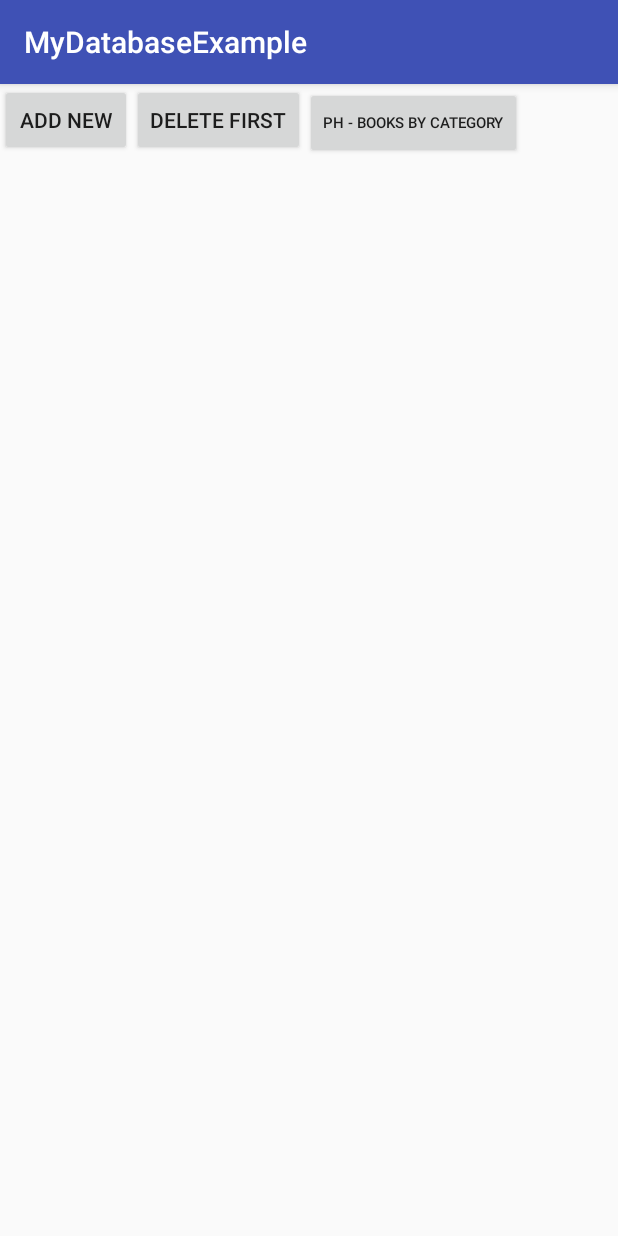
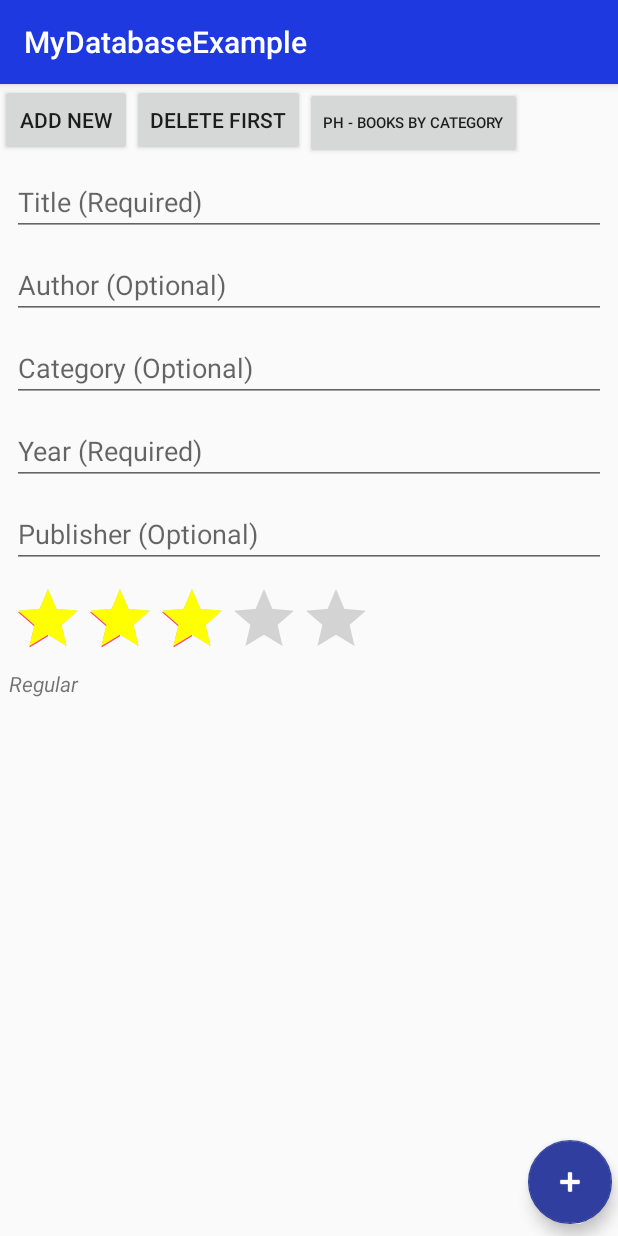
Before and after one commit to cagoncevatt/IDI_Android, an Android app: the screen it shows after launch (MainActivity), after a tap on "ADD NEW", on a phone screen of 412 x 824 dp. Run offline under Robolectric (Android 15) with nearby library versions, the phone set to English and light mode, and no system bars.

Commit message:
- Many changes, handle it!

```diff
--- a/app/build.gradle
+++ b/app/build.gradle
@@ -24,5 +24,6 @@ dependencies {
     compile 'com.android.support:appcompat-v7:22.2.1'
     compile 'com.android.support:recyclerview-v7:22.2.1'
     compile 'com.android.support:support-v4:22.2.1'
+    compile 'com.android.support:design:22.2.1'
     testCompile 'junit:junit:4.12'
 }
--- /dev/null
+++ b/app/src/main/java/com/example/pr_idi/mydatabaseexample/AddBookFragment.java
@@ -0,0 +1,168 @@
+package com.example.pr_idi.mydatabaseexample;
+
+
+import android.animation.ObjectAnimator;
+import android.app.Activity;
+import android.os.Bundle;
+import android.app.Fragment;
+import android.app.FragmentTransaction;
+import android.view.KeyEvent;
+import android.view.LayoutInflater;
+import android.view.View;
+import android.view.ViewGroup;
+import android.view.animation.Animation;
+import android.view.animation.AnimationUtils;
+import android.widget.EditText;
+import android.widget.RatingBar;
+import android.widget.TextView;
+
+import java.util.ArrayList;
+
+
+public class AddBookFragment extends Fragment {
+    public static final String ADD_BOOK_TITLE = "AddBook_Title";
+    public static final String ADD_BOOK_HIDDEN = "AddBook_Hidden";
+    public static final String ADD_BOOK_AUTHOR = "AddBook_Author";
+    public static final String ADD_BOOK_PUBLISHER = "AddBook_Publisher";
+    public static final String ADD_BOOK_YEAR = "AddBook_Year";
+    public static final String ADD_BOOK_PE = "AddBook_PersonalEvaluation";
+    public static final String ADD_BOOK_CATEGORY = "AddBook_Category";
+
+    private BookData mBookData;
+
+    public AddBookFragment() {
+        // Required empty public constructor
+    }
+
+    @Override
+    public void onActivityCreated(Bundle savedInstanceState) {
+        super.onActivityCreated(savedInstanceState);
+
+        Activity parent = getActivity();
+
+        if (savedInstanceState != null) {
+            // Restore taking values form the bundle, need to make constant keys for them
+
+            ((EditText)parent.findViewById(R.id.editTextTitle)).setText(savedInstanceState.getString(ADD_BOOK_TITLE));
+            ((EditText)parent.findViewById(R.id.editTextAuthor)).setText(savedInstanceState.getString(ADD_BOOK_AUTHOR));
+            ((EditText)parent.findViewById(R.id.editTextCategory)).setText(savedInstanceState.getString(ADD_BOOK_CATEGORY));
+            ((EditText)parent.findViewById(R.id.editTextPublisher)).setText(savedInstanceState.getString(ADD_BOOK_PUBLISHER));
+            ((EditText)parent.findViewById(R.id.editTextYear)).setText(savedInstanceState.getString(ADD_BOOK_YEAR));
+        }
+        else {
+            RatingBar peRatingBar = (RatingBar) getActivity().findViewById(R.id.ratingBarPersonalEvaluation);
+            peRatingBar.setOnRatingBarChangeListener(new RatingBar.OnRatingBarChangeListener() {
+                @Override
+                public void onRatingChanged(RatingBar ratingBar, float rating, boolean fromUser) {
+                    TextView t = (TextView) getActivity().findViewById(R.id.textViewPersonalEvaluation);
+
+                    switch ((int) rating) {
+                        case 1:
+                            t.setText("Very Bad");
+                            break;
+
+                        case 2:
+                            t.setText("Bad");
+                            break;
+
+                        case 3:
+                            t.setText("Regular");
+                            break;
+
+                        case 4:
+                            t.setText("Good");
+                            break;
+
+                        case 5:
+                            t.setText("Very Good");
+                            break;
+                    }
+
+                    getView().requestFocus();
+                }
+            });
+        }
+
+        ArrayList<View> views = new ArrayList<>();
+        View view = getView();
+        views.add(view);
+        views.add(parent.findViewById(R.id.editTextAuthor));
+        views.add(parent.findViewById(R.id.editTextTitle));
+        views.add(parent.findViewById(R.id.editTextCategory));
+        views.add(parent.findViewById(R.id.editTextYear));
+        views.add(parent.findViewById(R.id.editTextPublisher));
+        views.add(parent.findViewById(R.id.ratingBarPersonalEvaluation));
+
+        view.setFocusableInTouchMode(true);
+        view.requestFocus();
+
+        for (View v : views) {
+            v.setOnKeyListener(new View.OnKeyListener() {
+                @Override
+                public boolean onKey(View v, int keyCode, KeyEvent event) {
+                    if (keyCode == KeyEvent.KEYCODE_BACK && event.getAction() == KeyEvent.ACTION_UP) {
+                        if (!isHidden())
+                            changeVisibility(true);
+
+                        return true;
+                    }
+                    return false;
+                }
+            });
+        }
+    }
+
+    @Override
+    public void onCreate(Bundle savedInstanceState) {
+        super.onCreate(savedInstanceState);
+
+        if (savedInstanceState != null)
+            changeVisibility(savedInstanceState.getBoolean(ADD_BOOK_HIDDEN));
+        else
+            changeVisibility(true);
+    }
+
+    @Override
+    public View onCreateView(LayoutInflater inflater, ViewGroup container,
+                             Bundle savedInstanceState) {
+        // Inflate the layout for this fragment
+        return inflater.inflate(R.layout.fragment_add_book, container, false);
+    }
+
+    @Override
+    public void onSaveInstanceState(Bundle outState) {
+        super.onSaveInstanceState(outState);
+
+        Activity parent = getActivity();
+
+        outState.putBoolean(ADD_BOOK_HIDDEN, isHidden());
+        outState.putString(ADD_BOOK_TITLE, ((EditText)parent.findViewById(R.id.editTextTitle)).getText().toString());
+        outState.putString(ADD_BOOK_AUTHOR, ((EditText)parent.findViewById(R.id.editTextAuthor)).getText().toString());
+        outState.putString(ADD_BOOK_CATEGORY, ((EditText)parent.findViewById(R.id.editTextCategory)).getText().toString());
+        outState.putString(ADD_BOOK_PUBLISHER, ((EditText)parent.findViewById(R.id.editTextPublisher)).getText().toString());
+        outState.putString(ADD_BOOK_YEAR, ((EditText)parent.findViewById(R.id.editTextYear)).getText().toString());
+    }
+
+    private void changeVisibility(boolean hide) {
+        if (isHidden() != hide) {
+            FragmentTransaction ft = getFragmentManager().beginTransaction();
+            ft.setCustomAnimations(android.R.animator.fade_in, android.R.animator.fade_out);
+
+            if (hide)
+                ft.hide(this);
+            else
+                ft.show(this);
+
+            ft.commit();
+
+            View addButton = getActivity().findViewById(R.id.floatingActionButtonAdd);
+
+            if (addButton != null) {
+                Animation fadeOut = AnimationUtils.loadAnimation(getActivity(), R.anim.abc_slide_out_bottom);
+
+                addButton.setAnimation(fadeOut);
+                addButton.setVisibility(View.INVISIBLE);
+            }
+        }
+    }
+}
--- a/app/src/main/java/com/example/pr_idi/mydatabaseexample/BookData.java
+++ b/app/src/main/java/com/example/pr_idi/mydatabaseexample/BookData.java
@@ -118,7 +118,7 @@ public class BookData {
         List<Book> books = new ArrayList<>();
 
         Cursor cursor = database.query(MySQLiteHelper.TABLE_BOOKS,
-                allColumns, null, null, null, MySQLiteHelper.COLUMN_CATEGORY, null);
+                allColumns, null, null, null, null, MySQLiteHelper.COLUMN_CATEGORY + ", " + MySQLiteHelper.COLUMN_TITLE);
 
         cursor.moveToFirst();
 
--- a/app/src/main/java/layout/BooksByCategoryFragment.java
+++ b/app/src/main/java/com/example/pr_idi/mydatabaseexample/BooksByCategoryFragment.java
@@ -1,4 +1,4 @@
-package layout;
+package com.example.pr_idi.mydatabaseexample;
 
 import android.os.Bundle;
 import android.app.Fragment;
@@ -43,7 +43,6 @@ public class BooksByCategoryFragment extends Fragment {
     public void onActivityCreated(Bundle savedInstanceState) {
         super.onActivityCreated(savedInstanceState);
 
-        // Don't make try-catch because this cast should always be correct (this fragment is made to only be usable under the MainActivity class)
         MainActivity act = (MainActivity)getActivity();
 
         mBookData = act.GetBookData();
--- a/app/src/main/java/com/example/pr_idi/mydatabaseexample/MainActivity.java
+++ b/app/src/main/java/com/example/pr_idi/mydatabaseexample/MainActivity.java
@@ -1,24 +1,42 @@
 package com.example.pr_idi.mydatabaseexample;
 
 
+import java.util.Calendar;
 import java.util.List;
 import java.util.Random;
 
+import android.app.Activity;
 import android.app.FragmentManager;
+import android.graphics.Color;
 import android.os.Bundle;
 import android.app.Fragment;
 import android.app.FragmentTransaction;
+import android.support.design.widget.FloatingActionButton;
+import android.support.design.widget.Snackbar;
 import android.support.v7.app.AppCompatActivity;
 import android.view.View;
+import android.view.animation.Animation;
+import android.view.animation.AnimationUtils;
 import android.widget.ArrayAdapter;
+import android.widget.EditText;
+import android.widget.TextView;
 
-public class MainActivity extends AppCompatActivity /*ListActivity*/ {
+public class MainActivity extends AppCompatActivity {
+    public final static String ADD_BOOK_BUTTON = "AddBook_FloatingButton";
+
     private BookData bookData;
 
     @Override
     public void onCreate(Bundle savedInstanceState) {
         super.onCreate(savedInstanceState);
         setContentView(R.layout.main);
+
+        if (savedInstanceState != null) {
+            if (savedInstanceState.getBoolean(ADD_BOOK_BUTTON)) {
+                View addButton = findViewById(R.id.floatingActionButtonAdd);
+                addButton.setVisibility(View.VISIBLE);
+            }
+        }
 
         bookData = new BookData(this);
         bookData.open();
@@ -42,15 +60,28 @@ public class MainActivity extends AppCompatActivity /*ListActivity*/ {
         //ArrayAdapter<Book> adapter = (ArrayAdapter<Book>) getListAdapter();
         Book book;
         switch (view.getId()) {
-            case R.id.add:
-                String[] newBook = new String[] { "Miguel Strogoff", "Jules Verne", "Ulysses", "James Joyce", "Don Quijote", "Miguel de Cervantes", "Metamorphosis", "Kafka" };
-                int nextInt = new Random().nextInt(4);
+            case R.id.add: {
+                //String[] newBook = new String[] { "Miguel Strogoff", "Jules Verne", "Ulysses", "James Joyce", "Don Quijote", "Miguel de Cervantes", "Metamorphosis", "Kafka" };
+                //int nextInt = new Random().nextInt(4);
                 // save the new book to the database
-                book = bookData.createBook(newBook[nextInt*2], newBook[nextInt*2 + 1], "asd", 2000, "F", "RegExp");
+                //book = bookData.createBook(newBook[nextInt*2], newBook[nextInt*2 + 1], "asd", 2000, "F", "RegExp");
 
                 // After I get the book data, I add it to the adapter
                 //adapter.add(book);
+                FragmentManager mgr = getFragmentManager();
+                Fragment frag = mgr.findFragmentById(R.id.fragmentAddBook);
+
+                FragmentTransaction ft = mgr.beginTransaction();
+                ft.setCustomAnimations(android.R.animator.fade_in, android.R.animator.fade_out);
+                ft.show(frag);
+                ft.commit();
+
+                View addButton = findViewById(R.id.floatingActionButtonAdd);
+                Animation fadeIn = AnimationUtils.loadAnimation(this, R.anim.abc_slide_in_bottom);
+                addButton.setVisibility(View.VISIBLE);
+                addButton.setAnimation(fadeIn);
                 break;
+            }
             case R.id.delete:
                 /*if (getListAdapter().getCount() > 0) {
                     book = (Book) getListAdapter().getItem(0);
@@ -58,8 +89,8 @@ public class MainActivity extends AppCompatActivity /*ListActivity*/ {
                     adapter.remove(book);
                 }*/
                 break;
-            case R.id.catList:
-                // For the momento is only implemented de show (the list is initially hidden and doesn't update yet)
+            case R.id.catList: {
+                // For the moment is only implemented de show (the list is initially hidden and doesn't update yet)
                 FragmentManager mgr = getFragmentManager();
                 Fragment frag = mgr.findFragmentById(R.id.fragmentBooksByCategory);
 
@@ -68,12 +99,95 @@ public class MainActivity extends AppCompatActivity /*ListActivity*/ {
                 ft.show(frag);
                 ft.commit();
                 break;
+            }
         }
         //adapter.notifyDataSetChanged();
     }
 
+    public void registerBook(View view) {
+        String result = addBook();
+
+        String res[] = result.split("|");
+
+        if (!res[0].equals("OK")) {
+            // Use Toast here to make msg
+            System.out.println("ERROR");// Error msg is in result
+        }
+        else {
+            Snackbar snackbar = Snackbar
+                    .make(findViewById(R.id.coordinatorLayoutAddBook), res[2] + " - Registered.", Snackbar.LENGTH_INDEFINITE)
+                    .setAction("UNDO", new View.OnClickListener() {
+                        @Override
+                        public void onClick(View view) {
+                        }
+                    });
+
+            // Changing message text color
+            snackbar.setActionTextColor(Color.RED);
+
+            // Changing action button text color
+            View sbView = snackbar.getView();
+            TextView textView = (TextView) sbView.findViewById(android.support.design.R.id.snackbar_text);
+            textView.setTextColor(Color.GREEN);
+
+            snackbar.show();
+
+            // Clear fragment views inputs
+        }
+    }
+
+    public String addBook() {
+        String res = "";
+
+        // Check fields
+        String title, author, publisher, persEval, category, yearS;
+        int year;
+
+        publisher = ((EditText)findViewById(R.id.editTextPublisher)).getText().toString();
+        persEval = ((TextView)findViewById(R.id.textViewPersonalEvaluation)).getText().toString();
+        category = ((EditText)findViewById(R.id.editTextCategory)).getText().toString();
+        author = ((EditText)findViewById(R.id.editTextAuthor)).getText().toString();
+
+        title = ((EditText)findViewById(R.id.editTextTitle)).getText().toString();
+
+        if (title.isEmpty())
+            res += "- Error title empty\n";
+
+        yearS = ((EditText)findViewById(R.id.editTextYear)).getText().toString();
+
+        if (yearS.isEmpty()) {
+            res += "- Error missing year\n";
+            year = -1;
+        }
+        else {
+            year = Integer.parseInt(yearS);
+
+            if (year > Calendar.getInstance().get(Calendar.YEAR))
+                res += "- Error invalid year\n";
+        }
+
+        if (res.isEmpty()) {
+            Book b = bookData.createBook(title, author, publisher, year, category, persEval);
+
+            res += "OK|";
+            res += b.getId() + "|" + b.getTitle();
+        }
+
+        return res;
+    }
+
     public BookData GetBookData() {
         return bookData;
+    }
+
+    @Override
+    public void onSaveInstanceState(Bundle outState) {
+        super.onSaveInstanceState(outState);
+
+        View addButton = findViewById(R.id.floatingActionButtonAdd);
+
+        if (addButton != null)
+            outState.putBoolean(ADD_BOOK_BUTTON, (addButton.getVisibility() == View.VISIBLE));
     }
 
     // Life cycle methods. Check whether it is necessary to reimplement them
@@ -84,7 +198,6 @@ public class MainActivity extends AppCompatActivity /*ListActivity*/ {
     }
 
     // Life cycle methods. Check whether it is necessary to reimplement them
-
     @Override
     protected void onPause() {
         bookData.close();
--- /dev/null
+++ b/app/src/main/res/layout/fragment_add_book.xml
@@ -0,0 +1,101 @@
+<FrameLayout xmlns:android="http://schemas.android.com/apk/res/android"
+    xmlns:app="http://schemas.android.com/apk/res-auto"
+    xmlns:tools="http://schemas.android.com/tools"
+    android:layout_width="match_parent"
+    android:layout_height="match_parent"
+    tools:context="com.example.pr_idi.mydatabaseexample.AddBookFragment">
+
+    <ScrollView
+        android:layout_width="match_parent"
+        android:layout_height="match_parent" >
+
+        <LinearLayout
+            android:layout_width="match_parent"
+            android:layout_height="match_parent"
+            android:orientation="vertical">
+
+            <EditText
+                android:layout_width="match_parent"
+                android:layout_height="wrap_content"
+                android:inputType="textPersonName"
+                android:ems="10"
+                android:id="@+id/editTextTitle"
+                android:layout_marginBottom="@dimen/abc_edit_text_inset_top_material"
+                android:textSize="18sp"
+                android:layout_marginStart="@dimen/abc_action_bar_default_padding_material"
+                android:layout_marginEnd="@dimen/abc_action_bar_default_padding_material"
+                android:hint="Title (Required)"
+                android:layout_marginTop="@dimen/abc_dialog_list_padding_vertical_material" />
+
+            <EditText
+                android:layout_width="match_parent"
+                android:layout_height="wrap_content"
+                android:inputType="textPersonName"
+                android:ems="10"
+                android:id="@+id/editTextAuthor"
+                android:layout_marginBottom="@dimen/abc_edit_text_inset_top_material"
+                android:textSize="18sp"
+                android:layout_marginStart="@dimen/abc_action_bar_default_padding_material"
+                android:layout_marginEnd="@dimen/abc_action_bar_default_padding_material"
+                android:hint="Author (Optional)" />
+
+            <EditText
+                android:layout_width="match_parent"
+                android:layout_height="wrap_content"
+                android:inputType="textPersonName"
+                android:ems="10"
+                android:id="@+id/editTextCategory"
+                android:layout_marginBottom="@dimen/abc_edit_text_inset_top_material"
+                android:textSize="18sp"
+                android:layout_marginStart="@dimen/abc_action_bar_default_padding_material"
+                android:layout_marginEnd="@dimen/abc_action_bar_default_padding_material"
+                android:hint="Category (Optional)" />
+
+            <EditText
+                android:layout_width="match_parent"
+                android:layout_height="wrap_content"
+                android:inputType="number"
+                android:ems="10"
+                android:id="@+id/editTextYear"
+                android:layout_marginBottom="@dimen/abc_edit_text_inset_top_material"
+                android:textSize="18sp"
+                android:layout_marginStart="@dimen/abc_action_bar_default_padding_material"
+                android:layout_marginEnd="@dimen/abc_action_bar_default_padding_material"
+                android:hint="Year (Required)"
+                android:fontFamily="sans-serif" />
+
+            <EditText
+                android:layout_width="match_parent"
+                android:layout_height="wrap_content"
+                android:inputType="textPersonName"
+                android:ems="10"
+                android:id="@+id/editTextPublisher"
+                android:layout_marginBottom="@dimen/abc_edit_text_inset_top_material"
+                android:textSize="18sp"
+                android:layout_marginStart="@dimen/abc_action_bar_default_padding_material"
+                android:layout_marginEnd="@dimen/abc_action_bar_default_padding_material"
+                android:hint="Publisher (Optional)" />
+
+            <RatingBar
+                android:layout_width="wrap_content"
+                android:layout_height="wrap_content"
+                android:id="@+id/ratingBarPersonalEvaluation"
+                android:numStars="5"
+                android:rating="3.0"
+                android:stepSize="1"
+                android:progressTint="@color/colorStars"
+                android:minHeight="57dp"
+                android:maxHeight="57dp"
+                android:layout_marginStart="@dimen/abc_action_bar_default_padding_material" />
+
+            <TextView
+                android:text="Regular"
+                android:layout_width="match_parent"
+                android:layout_height="wrap_content"
+                android:id="@+id/textViewPersonalEvaluation"
+                android:layout_marginBottom="@dimen/abc_action_bar_icon_vertical_padding_material"
+                android:textStyle="italic"
+                android:layout_marginStart="@dimen/abc_action_bar_overflow_padding_start_material" />
+        </LinearLayout>
+    </ScrollView>
+</FrameLayout>
--- a/app/src/main/res/layout/fragment_books_by_category.xml
+++ b/app/src/main/res/layout/fragment_books_by_category.xml
@@ -2,7 +2,7 @@
     xmlns:tools="http://schemas.android.com/tools"
     android:layout_width="match_parent"
     android:layout_height="match_parent"
-    tools:context="layout.BooksByCategoryFragment">
+    tools:context=".BooksByCategoryFragment">
 
     <android.support.v7.widget.RecyclerView
         android:id="@+id/BooksRV"
--- a/app/src/main/res/layout/main.xml
+++ b/app/src/main/res/layout/main.xml
@@ -1,9 +1,16 @@
 <?xml version="1.0" encoding="utf-8"?>
-<LinearLayout xmlns:android="http://schemas.android.com/apk/res/android"
+<android.support.design.widget.CoordinatorLayout xmlns:android="http://schemas.android.com/apk/res/android"
+    xmlns:app="http://schemas.android.com/apk/res-auto"
     xmlns:tools="http://schemas.android.com/tools"
     android:layout_width="match_parent"
     android:layout_height="match_parent"
+    android:id="@+id/coordinatorLayoutAddBook"
     android:orientation="vertical" >
+
+    <LinearLayout
+        android:layout_width="match_parent"
+        android:layout_height="match_parent"
+        android:orientation="vertical">
 
         <LinearLayout
             android:id="@+id/group"
@@ -34,18 +41,34 @@
 
         </LinearLayout>
 
-    <ListView
-        android:id="@android:id/list"
+        <fragment
             android:layout_width="match_parent"
-        android:layout_height="wrap_content"
-        />
+            android:layout_height="match_parent"
+            android:name="com.example.pr_idi.mydatabaseexample.AddBookFragment"
+            android:tag="AddBook"
+            android:id="@+id/fragmentAddBook" />
 
         <fragment
             android:layout_width="match_parent"
             android:layout_height="wrap_content"
-        android:name="layout.BooksByCategoryFragment"
+            android:name="com.example.pr_idi.mydatabaseexample.BooksByCategoryFragment"
             android:tag="BookListByCategory"
             android:id="@+id/fragmentBooksByCategory"
             tools:layout="@layout/fragment_books_by_category" />
+    </LinearLayout>
 
-</LinearLayout>
+    <android.support.design.widget.FloatingActionButton
+        android:layout_width="match_parent"
+        android:layout_height="wrap_content"
+        android:src="@android:drawable/ic_input_add"
+        android:id="@+id/floatingActionButtonAdd"
+        android:tint="@android:color/white"
+        android:layout_gravity="end|bottom"
+        android:onClick='registerBook'
+        android:layout_marginTop="@dimen/abc_dialog_list_padding_vertical_material"
+        android:layout_marginEnd="4dp"
+        android:layout_marginBottom="@dimen/abc_action_bar_default_padding_material"
+        app:backgroundTint="?attr/actionModeSplitBackground"
+        android:visibility="invisible" />
+
+</android.support.design.widget.CoordinatorLayout>
--- a/app/src/main/res/values/colors.xml
+++ b/app/src/main/res/values/colors.xml
@@ -1,6 +1,7 @@
 <?xml version="1.0" encoding="utf-8"?>
 <resources>
-    <color name="colorPrimary">#3F51B5</color>
+    <color name="colorPrimary">#1f39e1</color>
     <color name="colorPrimaryDark">#303F9F</color>
     <color name="colorAccent">#FF4081</color>
+    <color name="colorStars">#ffff00</color>
 </resources>
```
Also changed, not shown: 1 other file. Lines whose indentation alone changed are shown as unchanged.
